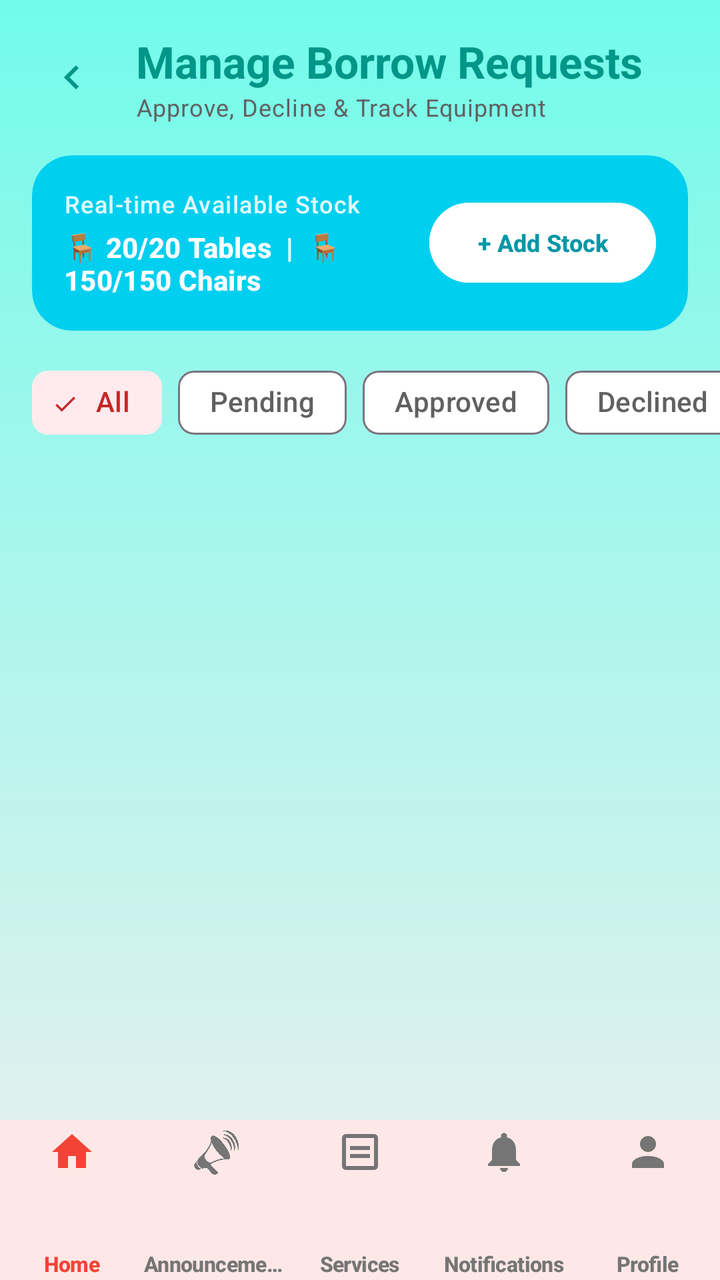
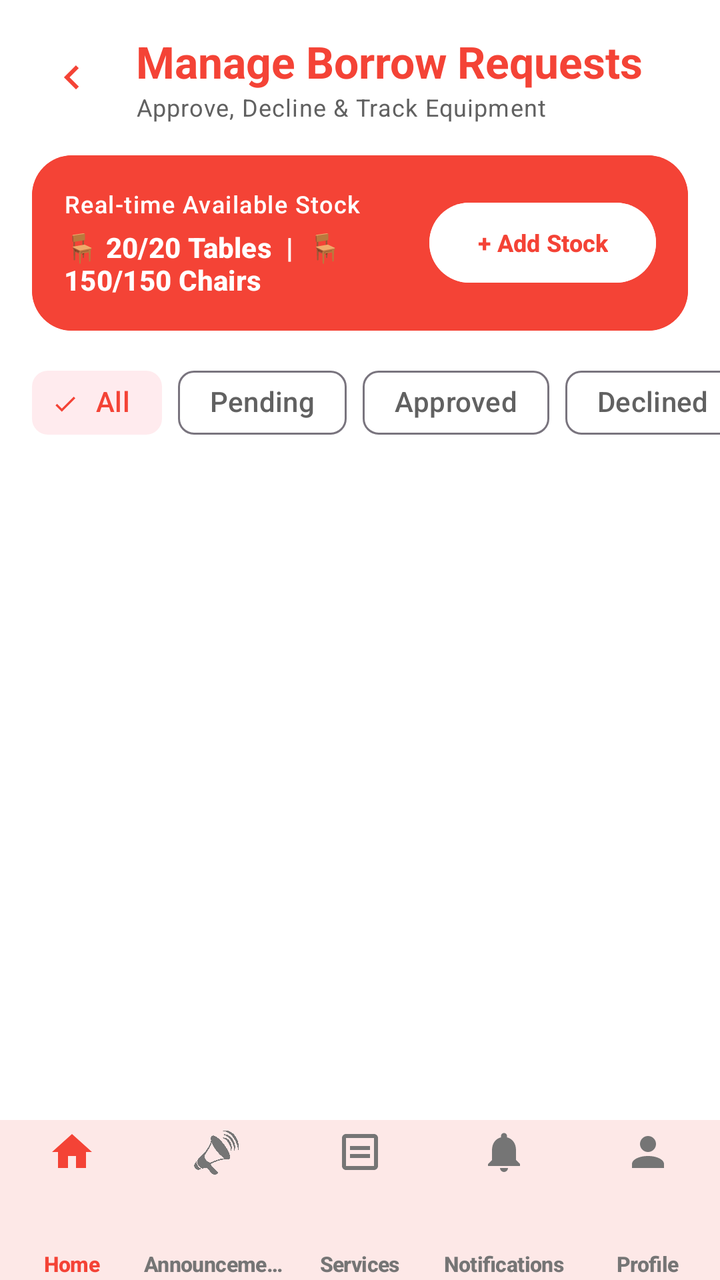

The first picture is an Android layout as it rendered before a commit; the second is the same layout after the commit. The layout source and the unified diff follow.
<!-- AndroidManifest.xml: application theme Theme.IServeKo -->
<!-- res/layout/activity_borrow_official.xml -->
<?xml version="1.0" encoding="utf-8"?>
<androidx.coordinatorlayout.widget.CoordinatorLayout xmlns:android="http://schemas.android.com/apk/res/android"
    xmlns:app="http://schemas.android.com/apk/res-auto"
    xmlns:tools="http://schemas.android.com/tools"
    android:id="@+id/main"
    android:layout_width="match_parent"
    android:layout_height="match_parent"
    android:background="@drawable/designbrg"
    tools:context=".BorrowOfficialActivity">

    <com.google.android.material.appbar.AppBarLayout
        android:layout_width="match_parent"
        android:layout_height="wrap_content"
        android:background="@android:color/transparent"
        app:elevation="0dp"
        app:liftOnScroll="false">

        <RelativeLayout
            android:layout_width="match_parent"
            android:layout_height="wrap_content"
            android:padding="16dp">

            <ImageButton
                android:id="@+id/btnBack"
                android:layout_width="40dp"
                android:layout_height="40dp"
                android:layout_centerVertical="true"
                android:background="?attr/selectableItemBackgroundBorderless"
                android:src="@drawable/ic_arrow_next"
                android:rotation="180"
                app:tint="@color/dash_teal"
                tools:ignore="ContentDescription" />

            <LinearLayout
                android:layout_width="wrap_content"
                android:layout_height="wrap_content"
                android:layout_centerVertical="true"
                android:layout_marginStart="12dp"
                android:layout_toEndOf="@id/btnBack"
                android:orientation="vertical">

                <TextView
                    android:layout_width="wrap_content"
                    android:layout_height="wrap_content"
                    android:text="Manage Borrow Requests"
                    android:textAppearance="@style/TextAppearance.Material3.TitleLarge"
                    android:textColor="@color/dash_teal"
                    android:textStyle="bold" />

                <TextView
                    android:layout_width="wrap_content"
                    android:layout_height="wrap_content"
                    android:text="Approve, Decline &amp; Track Equipment"
                    android:textAppearance="@style/TextAppearance.Material3.BodySmall"
                    android:textColor="@color/onSurfaceVariant" />
            </LinearLayout>

        </RelativeLayout>

    </com.google.android.material.appbar.AppBarLayout>

    <LinearLayout
        android:layout_width="match_parent"
        android:layout_height="match_parent"
        android:orientation="vertical"
        app:layout_behavior="@string/appbar_scrolling_view_behavior">

        
        <com.google.android.material.card.MaterialCardView
            style="?attr/materialCardViewFilledStyle"
            android:layout_width="match_parent"
            android:layout_height="wrap_content"
            android:layout_marginHorizontal="16dp"
            android:layout_marginBottom="12dp"
            app:cardBackgroundColor="#00CFEF"
            app:cardCornerRadius="20dp"
            app:strokeWidth="0dp">

            <LinearLayout
                android:layout_width="match_parent"
                android:layout_height="wrap_content"
                android:gravity="center_vertical"
                android:orientation="horizontal"
                android:padding="16dp">

                <LinearLayout
                    android:layout_width="0dp"
                    android:layout_height="wrap_content"
                    android:layout_weight="1"
                    android:orientation="vertical">

                    <TextView
                        android:layout_width="wrap_content"
                        android:layout_height="wrap_content"
                        android:text="Real-time Available Stock"
                        android:textAppearance="@style/TextAppearance.Material3.LabelMedium"
                        android:textColor="#E0FFFFFF" />

                    <TextView
                        android:id="@+id/txtInventoryStatus"
                        android:layout_width="wrap_content"
                        android:layout_height="wrap_content"
                        android:layout_marginTop="4dp"
                        android:text="🪑 20/20 Tables  |  🪑 150/150 Chairs"
                        android:textAppearance="@style/TextAppearance.Material3.TitleSmall"
                        android:textColor="@color/white"
                        android:textStyle="bold" />
                </LinearLayout>

                <com.google.android.material.button.MaterialButton
                    android:id="@+id/btnAddStock"
                    android:layout_width="wrap_content"
                    android:layout_height="wrap_content"
                    android:backgroundTint="@color/white"
                    android:text="+ Add Stock"
                    android:textColor="#0097A7"
                    android:textSize="12sp"
                    android:textStyle="bold" />

            </LinearLayout>
        </com.google.android.material.card.MaterialCardView>

        
        <HorizontalScrollView
            android:layout_width="match_parent"
            android:layout_height="wrap_content"
            android:clipToPadding="false"
            android:paddingHorizontal="16dp"
            android:scrollbars="none">

            <com.google.android.material.chip.ChipGroup
                android:id="@+id/chipGroupStatus"
                android:layout_width="wrap_content"
                android:layout_height="wrap_content"
                app:singleSelection="true">

                <com.google.android.material.chip.Chip
                    android:id="@+id/chipAll"
                    style="@style/Widget.Material3.Chip.Filter"
                    android:layout_width="wrap_content"
                    android:layout_height="wrap_content"
                    android:checked="true"
                    android:text="All" />

                <com.google.android.material.chip.Chip
                    android:id="@+id/chipPending"
                    style="@style/Widget.Material3.Chip.Filter"
                    android:layout_width="wrap_content"
                    android:layout_height="wrap_content"
                    android:text="Pending" />

                <com.google.android.material.chip.Chip
                    android:id="@+id/chipApproved"
                    style="@style/Widget.Material3.Chip.Filter"
                    android:layout_width="wrap_content"
                    android:layout_height="wrap_content"
                    android:text="Approved" />

                <com.google.android.material.chip.Chip
                    android:id="@+id/chipDeclined"
                    style="@style/Widget.Material3.Chip.Filter"
                    android:layout_width="wrap_content"
                    android:layout_height="wrap_content"
                    android:text="Declined" />

                <com.google.android.material.chip.Chip
                    android:id="@+id/chipReturned"
                    style="@style/Widget.Material3.Chip.Filter"
                    android:layout_width="wrap_content"
                    android:layout_height="wrap_content"
                    android:text="Returned" />

            </com.google.android.material.chip.ChipGroup>
        </HorizontalScrollView>

        <androidx.recyclerview.widget.RecyclerView
            android:id="@+id/recyclerViewBorrowRequests"
            android:layout_width="match_parent"
            android:layout_height="match_parent"
            android:clipToPadding="false"
            android:paddingBottom="80dp" />

    </LinearLayout>

    <com.google.android.material.bottomnavigation.BottomNavigationView
        android:id="@+id/bottomNavigation"
        android:layout_width="match_parent"
        android:layout_height="wrap_content"
        android:layout_gravity="bottom"
        android:background="@color/white"
        app:elevation="8dp"
        app:itemIconTint="@color/nav_item_color"
        app:itemPaddingBottom="4dp"
        app:itemPaddingTop="4dp"
        app:itemRippleColor="#33F44336"
        app:itemTextAppearanceActive="@style/BottomNavText"
        app:itemTextAppearanceInactive="@style/BottomNavText"
        app:itemTextColor="@color/nav_item_color"
        app:labelVisibilityMode="labeled"
        app:menu="@menu/bottom_nav_menu" />

</androidx.coordinatorlayout.widget.CoordinatorLayout>
<!-- resources referenced by this layout -->
<resources>
  <color name="dash_teal">#009688</color>
  <color name="onSurfaceVariant">#616161</color>
  <color name="white">#FFFFFFFF</color>
  <!-- drawable designbrg (drawable) -->
  <?xml version="1.0" encoding="utf-8"?>
  <shape xmlns:android="http://schemas.android.com/apk/res/android">
       <gradient android:type = "linear" android:angle="100"
           android:startColor="#72FBEA" android:endColor="#EFEFEF"/>
  </shape>
  <!-- drawable ic_arrow_next (drawable) -->
  <vector xmlns:android="http://schemas.android.com/apk/res/android"
      android:width="24dp"
      android:height="24dp"
      android:viewportWidth="24"
      android:viewportHeight="24">
      <path
          android:fillColor="#FF000000"
          android:pathData="M8.59,16.59L13.17,12L8.59,7.41L10,6L16,12L10,18L8.59,16.59Z"/>
  </vector>
  <style name="BottomNavText" parent="TextAppearance.Material3.LabelSmall">
          <item name="android:textSize">10.5sp</item>
          <item name="android:textStyle">bold</item>
          <item name="android:includeFontPadding">false</item>
          <item name="android:letterSpacing">-0.02</item>
      </style>
  <style name="Theme.IServeKo" parent="Base.Theme.IServeKo" />
  <style name="Base.Theme.IServeKo" parent="Theme.Material3.DayNight.NoActionBar">
          <item name="colorPrimary">@color/primary</item>
          <item name="colorOnPrimary">@color/onPrimary</item>
          <item name="colorPrimaryContainer">@color/primaryContainer</item>
          <item name="colorOnPrimaryContainer">@color/onPrimaryContainer</item>
  
          <item name="colorSecondary">@color/secondary</item>
          <item name="colorOnSecondary">@color/onSecondary</item>
          <item name="colorSecondaryContainer">@color/secondaryContainer</item>
          <item name="colorOnSecondaryContainer">@color/onSecondaryContainer</item>
  
          <item name="android:colorBackground">@color/white</item>
          <item name="colorSurface">@color/surface</item>
          <item name="colorOnSurface">@color/onSurface</item>
          <item name="colorSurfaceVariant">@color/surfaceVariant</item>
          <item name="colorOnSurfaceVariant">@color/onSurfaceVariant</item>
  
          <item name="android:statusBarColor">#F44336</item>
          <item name="android:windowLightStatusBar">false</item>
          <item name="android:navigationBarColor">@color/white</item>
      </style>
  <color name="primary">#F44336</color>
  <color name="onPrimary">#FFFFFF</color>
  <color name="primaryContainer">#FFEBEE</color>
  <color name="onPrimaryContainer">#C62828</color>
  <color name="secondary">#F44336</color>
  <color name="onSecondary">#FFFFFF</color>
  <color name="secondaryContainer">#FFEBEE</color>
  <color name="onSecondaryContainer">#C62828</color>
  <color name="surface">#FFFFFF</color>
  <color name="onSurface">#1C1B1F</color>
  <color name="surfaceVariant">#F5F5F5</color>
</resources>

<!-- the commit's change to res/layout/activity_borrow_official.xml (unified diff, before → after) -->
@@ -5,7 +5,7 @@
     android:id="@+id/main"
     android:layout_width="match_parent"
     android:layout_height="match_parent"
-    android:background="@drawable/designbrg"
+    android:background="@drawable/designbrg_v2"
     tools:context=".BorrowOfficialActivity">
 
     <com.google.android.material.appbar.AppBarLayout
@@ -28,7 +28,7 @@
                 android:background="?attr/selectableItemBackgroundBorderless"
                 android:src="@drawable/ic_arrow_next"
                 android:rotation="180"
-                app:tint="@color/dash_teal"
+                app:tint="#F44336"
                 tools:ignore="ContentDescription" />
 
             <LinearLayout
@@ -44,7 +44,7 @@
                     android:layout_height="wrap_content"
                     android:text="Manage Borrow Requests"
                     android:textAppearance="@style/TextAppearance.Material3.TitleLarge"
-                    android:textColor="@color/dash_teal"
+                    android:textColor="#F44336"
                     android:textStyle="bold" />
 
                 <TextView
@@ -72,13 +72,14 @@
             android:layout_height="wrap_content"
             android:layout_marginHorizontal="16dp"
             android:layout_marginBottom="12dp"
-            app:cardBackgroundColor="#00CFEF"
+            app:cardBackgroundColor="#F44336"
             app:cardCornerRadius="20dp"
             app:strokeWidth="0dp">
 
             <LinearLayout
                 android:layout_width="match_parent"
                 android:layout_height="wrap_content"
+                android:background="#F44336"
                 android:gravity="center_vertical"
                 android:orientation="horizontal"
                 android:padding="16dp">
@@ -94,7 +95,7 @@
                         android:layout_height="wrap_content"
                         android:text="Real-time Available Stock"
                         android:textAppearance="@style/TextAppearance.Material3.LabelMedium"
-                        android:textColor="#E0FFFFFF" />
+                        android:textColor="@color/white" />
 
                     <TextView
                         android:id="@+id/txtInventoryStatus"
@@ -113,7 +114,7 @@
                     android:layout_height="wrap_content"
                     android:backgroundTint="@color/white"
                     android:text="+ Add Stock"
-                    android:textColor="#0097A7"
+                    android:textColor="#F44336"
                     android:textSize="12sp"
                     android:textStyle="bold" />
 
<!-- resource entries referenced after the edit -->
@@ -1,13 +1,11 @@
 <!-- resources referenced by this layout -->
 <resources>
-  <color name="dash_teal">#009688</color>
   <color name="onSurfaceVariant">#616161</color>
   <color name="white">#FFFFFFFF</color>
-  <!-- drawable designbrg (drawable) -->
+  <!-- drawable designbrg_v2 (drawable) -->
   <?xml version="1.0" encoding="utf-8"?>
   <shape xmlns:android="http://schemas.android.com/apk/res/android">
-       <gradient android:type = "linear" android:angle="100"
-           android:startColor="#72FBEA" android:endColor="#EFEFEF"/>
+       <solid android:color="#FFFFFFFF"/>
   </shape>
   <!-- drawable ic_arrow_next (drawable) -->
   <vector xmlns:android="http://schemas.android.com/apk/res/android"
@@ -48,15 +46,15 @@
           <item name="android:navigationBarColor">@color/white</item>
       </style>
   <color name="primary">#F44336</color>
-  <color name="onPrimary">#FFFFFF</color>
+  <color name="onPrimary">#FFFFFFFF</color>
   <color name="primaryContainer">#FFEBEE</color>
-  <color name="onPrimaryContainer">#C62828</color>
+  <color name="onPrimaryContainer">#F44336</color>
   <color name="secondary">#F44336</color>
-  <color name="onSecondary">#FFFFFF</color>
+  <color name="onSecondary">#FFFFFFFF</color>
   <color name="secondaryContainer">#FFEBEE</color>
-  <color name="onSecondaryContainer">#C62828</color>
-  <color name="surface">#FFFFFF</color>
-  <color name="onSurface">#1C1B1F</color>
+  <color name="onSecondaryContainer">#F44336</color>
+  <color name="surface">#FFFFFFFF</color>
+  <color name="onSurface">#FF000000</color>
   <color name="surfaceVariant">#F5F5F5</color>
 </resources>
 
